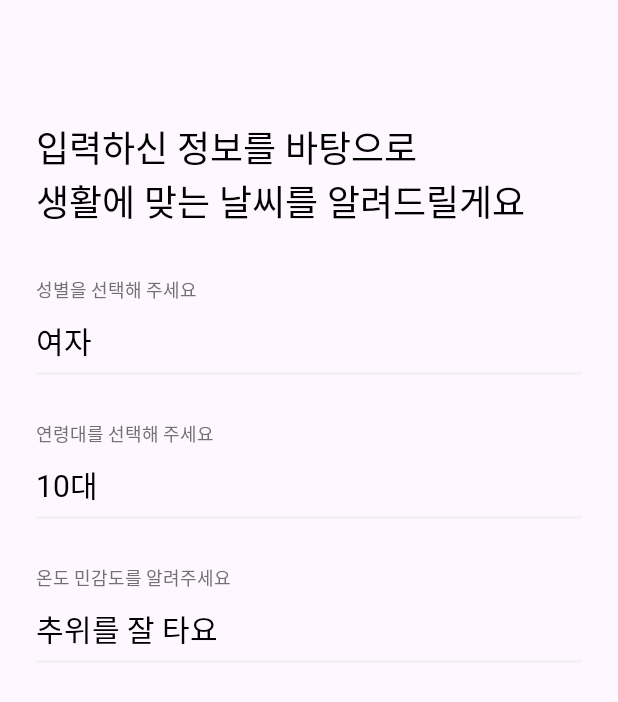
After one commit to TeamShortWeather/ShortWeather-AOS, an Android app: the layout activity_input_info.xml on its own in the app's theme, with its tools: preview values and no code run, on a phone screen of 412 x 824 dp. The commit adds this screen. Shown: the top 702 px of the screen. Run offline under Robolectric (Android 15) with nearby library versions, the phone set to English and light mode, and no system bars.

Commit message:
[ui] #3 1페이지 기본 뷰 구현(드롭다운버튼 제외)

```diff
--- /dev/null
+++ b/app/src/main/java/org/shortweather/presentation/input/view/InputInfoActivity.kt
@@ -0,0 +1,16 @@
+package org.shortweather.presentation.input.view
+
+import android.os.Bundle
+import dagger.hilt.android.AndroidEntryPoint
+import org.shortweather.R
+import org.shortweather.databinding.ActivityInputInfoBinding
+import org.shortweather.util.binding.BindingActivity
+
+@AndroidEntryPoint
+class InputInfoActivity: BindingActivity<ActivityInputInfoBinding>(R.layout.activity_input_info) {
+
+    override fun onCreate(savedInstanceState: Bundle?) {
+        super.onCreate(savedInstanceState)
+        setContentView(R.layout.activity_splash)
+    }
+}
--- /dev/null
+++ b/app/src/main/java/org/shortweather/presentation/input/view/InputTimeActivity.kt
@@ -0,0 +1,4 @@
+package org.shortweather.presentation.input.view
+
+class InputTimeActivity {
+}
--- /dev/null
+++ b/app/src/main/res/layout/activity_input_info.xml
@@ -0,0 +1,148 @@
+<?xml version="1.0" encoding="utf-8"?>
+<layout xmlns:android="http://schemas.android.com/apk/res/android"
+    xmlns:app="http://schemas.android.com/apk/res-auto"
+    xmlns:tools="http://schemas.android.com/tools">
+
+    <data>
+
+    </data>
+
+    <androidx.constraintlayout.widget.ConstraintLayout
+        android:layout_width="match_parent"
+        android:layout_height="match_parent"
+        tools:context=".presentation.input.view.InputInfoActivity">
+
+        <TextView
+            android:id="@+id/tv_input_info_header_top"
+            android:layout_width="wrap_content"
+            android:layout_height="wrap_content"
+            android:text="@string/input_header_top"
+            android:textAppearance="@style/TextAppearance.ShortWeather.Headline1"
+            android:layout_marginTop="80dp"
+            android:layout_marginStart="24dp"
+            app:layout_constraintStart_toStartOf="parent"
+            app:layout_constraintTop_toTopOf="parent" />
+
+        <TextView
+            android:id="@+id/tv_input_info_header_bottom"
+            android:layout_width="wrap_content"
+            android:layout_height="wrap_content"
+            android:text="@string/input_header_bottom"
+            android:textAppearance="@style/TextAppearance.ShortWeather.Headline1"
+            android:layout_marginStart="24dp"
+            app:layout_constraintStart_toStartOf="parent"
+            app:layout_constraintTop_toBottomOf="@+id/tv_input_info_header_top" />
+
+        <TextView
+            android:id="@+id/tv_input_info_gender"
+            android:layout_width="wrap_content"
+            android:layout_height="wrap_content"
+            android:text="@string/input_gender"
+            android:textAppearance="@style/TextAppearance.ShortWeather.caption1"
+            android:textColor="@color/short_weather_gray_7"
+            android:layout_marginStart="24dp"
+            android:layout_marginTop="32dp"
+            app:layout_constraintStart_toStartOf="parent"
+            app:layout_constraintTop_toBottomOf="@+id/tv_input_info_header_bottom" />
+        <!--데이터바인딩으로 추후 textColor 빨강/검정으로 제어 필요-->
+
+        <TextView
+            android:id="@+id/tv_input_info_gender_contents"
+            android:layout_width="wrap_content"
+            android:layout_height="wrap_content"
+            android:layout_marginStart="24dp"
+            android:layout_marginTop="10dp"
+            android:text="여자"
+            android:textAppearance="@style/TextAppearance.ShortWeather.Subhead1"
+            app:layout_constraintStart_toStartOf="parent"
+            app:layout_constraintTop_toBottomOf="@+id/tv_input_info_gender" />
+
+        <View
+            android:id="@+id/v_input_info_gender_line"
+            android:layout_width="match_parent"
+            android:layout_height="2dp"
+            android:background="@color/short_weather_gray_1"
+            android:layout_marginTop="46dp"
+            android:layout_marginStart="24dp"
+            android:layout_marginEnd="24dp"
+            app:layout_constraintStart_toStartOf="parent"
+            app:layout_constraintEnd_toEndOf="parent"
+            app:layout_constraintTop_toBottomOf="@+id/tv_input_info_gender" />
+        <!--데이터바인딩으로 추후 background 빨강/검정으로 제어 필요-->
+
+        <TextView
+            android:id="@+id/tv_input_info_age"
+            android:layout_width="wrap_content"
+            android:layout_height="wrap_content"
+            android:text="@string/input_age"
+            android:textAppearance="@style/TextAppearance.ShortWeather.caption1"
+            android:textColor="@color/short_weather_gray_7"
+            android:layout_marginStart="24dp"
+            android:layout_marginTop="30dp"
+            app:layout_constraintStart_toStartOf="parent"
+            app:layout_constraintTop_toBottomOf="@+id/v_input_info_gender_line" />
+        <!--데이터바인딩으로 추후 textColor 빨강/검정으로 제어 필요-->
+
+        <TextView
+            android:id="@+id/tv_input_info_age_contents"
+            android:layout_width="wrap_content"
+            android:layout_height="wrap_content"
+            android:layout_marginStart="24dp"
+            android:layout_marginTop="10dp"
+            android:text="10대"
+            android:textAppearance="@style/TextAppearance.ShortWeather.Subhead1"
+            app:layout_constraintStart_toStartOf="parent"
+            app:layout_constraintTop_toBottomOf="@+id/tv_input_info_age" />
+
+        <View
+            android:id="@+id/v_input_info_age_line"
+            android:layout_width="match_parent"
+            android:layout_height="2dp"
+            android:background="@color/short_weather_gray_1"
+            android:layout_marginTop="46dp"
+            android:layout_marginStart="24dp"
+            android:layout_marginEnd="24dp"
+            app:layout_constraintStart_toStartOf="parent"
+            app:layout_constraintEnd_toEndOf="parent"
+            app:layout_constraintTop_toBottomOf="@+id/tv_input_info_age" />
+        <!--데이터바인딩으로 추후 background 빨강/검정으로 제어 필요-->
+
+        <TextView
+            android:id="@+id/tv_input_info_sense"
+            android:layout_width="wrap_content"
+            android:layout_height="wrap_content"
+            android:text="@string/input_sensitivity"
+            android:textAppearance="@style/TextAppearance.ShortWeather.caption1"
+            android:textColor="@color/short_weather_gray_7"
+            android:layout_marginStart="24dp"
+            android:layout_marginTop="30dp"
+            app:layout_constraintStart_toStartOf="parent"
+            app:layout_constraintTop_toBottomOf="@+id/v_input_info_age_line" />
+        <!--데이터바인딩으로 추후 textColor 빨강/검정으로 제어 필요-->
+
+        <TextView
+            android:id="@+id/tv_input_info_sense_contents"
+            android:layout_width="wrap_content"
+            android:layout_height="wrap_content"
+            android:layout_marginStart="24dp"
+            android:layout_marginTop="10dp"
+            android:text="추위를 잘 타요"
+            android:textAppearance="@style/TextAppearance.ShortWeather.Subhead1"
+            app:layout_constraintStart_toStartOf="parent"
+            app:layout_constraintTop_toBottomOf="@+id/tv_input_info_sense" />
+
+        <View
+            android:id="@+id/v_input_info_sense_line"
+            android:layout_width="match_parent"
+            android:layout_height="2dp"
+            android:background="@color/short_weather_gray_1"
+            android:layout_marginTop="46dp"
+            android:layout_marginStart="24dp"
+            android:layout_marginEnd="24dp"
+            app:layout_constraintStart_toStartOf="parent"
+            app:layout_constraintEnd_toEndOf="parent"
+            app:layout_constraintTop_toBottomOf="@+id/tv_input_info_sense" />
+        <!--데이터바인딩으로 추후 background 빨강/검정으로 제어 필요-->
+
+    </androidx.constraintlayout.widget.ConstraintLayout>
+</layout>
--- /dev/null
+++ b/app/src/main/res/layout/activity_input_time.xml
@@ -0,0 +1,6 @@
+<?xml version="1.0" encoding="utf-8"?>
+<androidx.constraintlayout.widget.ConstraintLayout xmlns:android="http://schemas.android.com/apk/res/android"
+    android:layout_width="match_parent"
+    android:layout_height="match_parent">
+
+</androidx.constraintlayout.widget.ConstraintLayout>
--- a/app/src/main/res/values/strings.xml
+++ b/app/src/main/res/values/strings.xml
@@ -1,3 +1,10 @@
 <resources>
     <string name="app_name">ShortWeather</string>
+
+    <!--    InfoInput-->
+    <string name="input_header_top">입력하신 정보를 바탕으로</string>
+    <string name="input_header_bottom">생활에 맞는 날씨를 알려드릴게요</string>
+    <string name="input_gender">성별을 선택해 주세요</string>
+    <string name="input_age">연령대를 선택해 주세요</string>
+    <string name="input_sensitivity">온도 민감도를 알려주세요</string>
 </resources>
```
